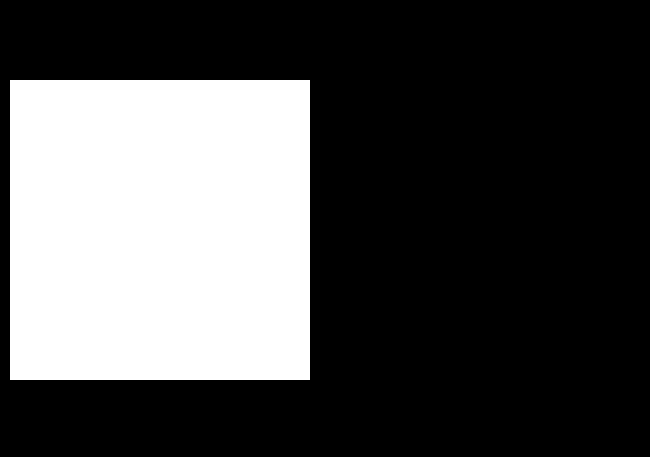
First picture: the form in integral-calculator/result.ui, repository yasha424/integral-calculator, before the edit.
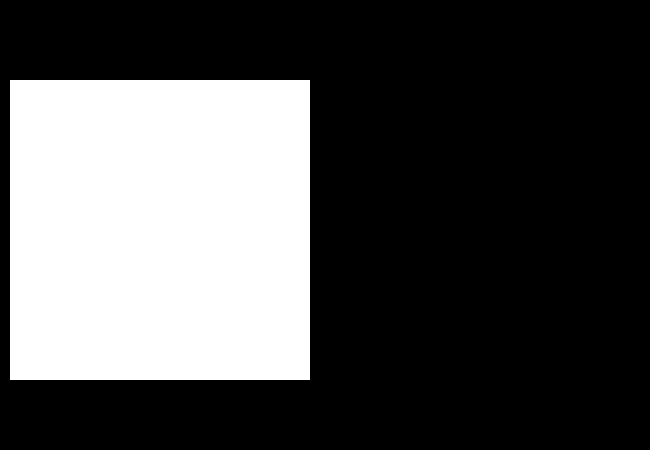
Second picture: the form after the edit. Custom widgets are drawn as their Qt base class.

Patch:
```diff
--- a/integral-calculator/result.ui
+++ b/integral-calculator/result.ui
@@ -7,7 +7,7 @@
     <x>0</x>
     <y>0</y>
     <width>650</width>
-    <height>457</height>
+    <height>450</height>
    </rect>
   </property>
   <property name="windowTitle">
```
